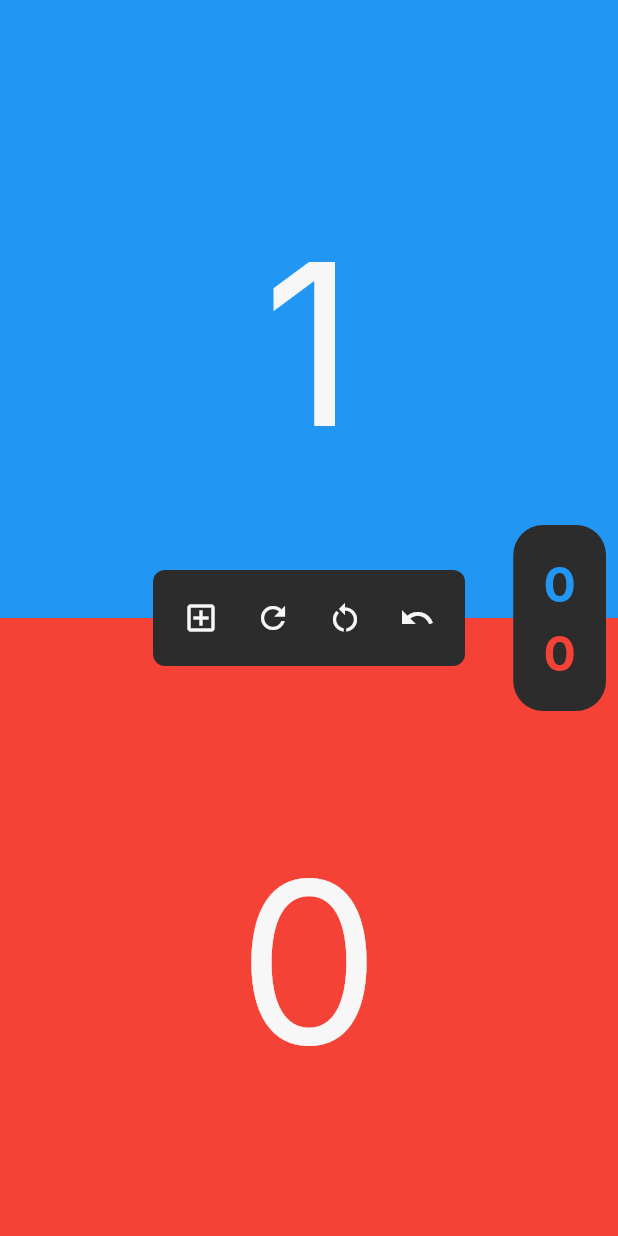
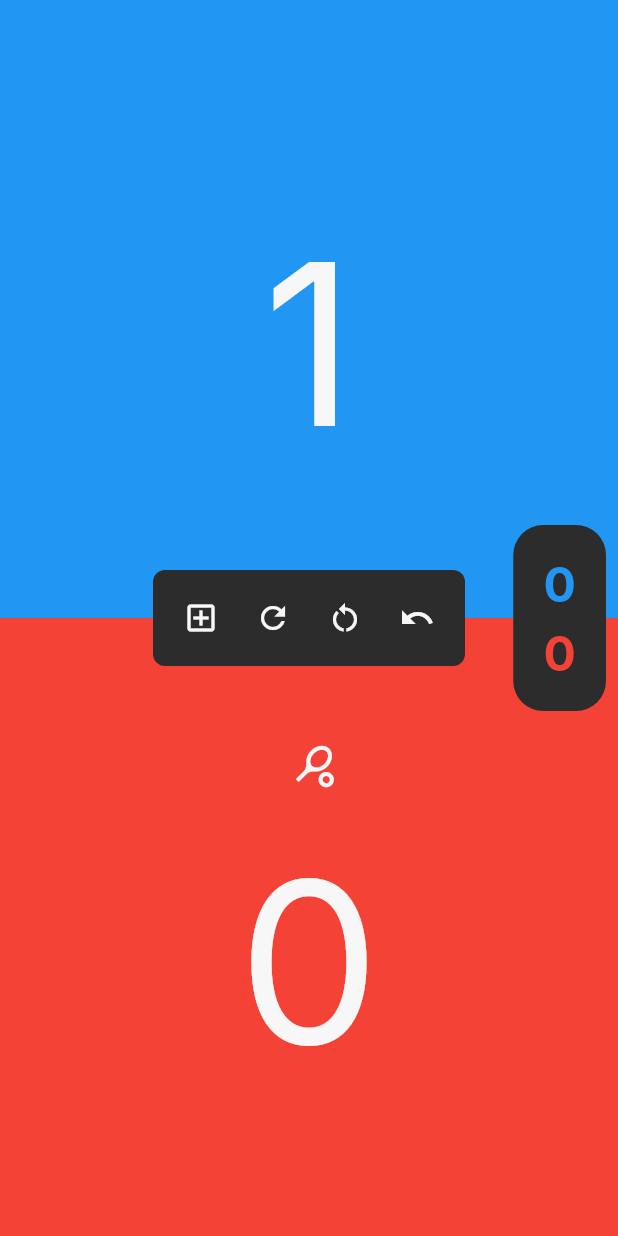
Before and after one commit to Edgarbri26/marcadorApp-flutter, a Flutter app: the MarcadorVerticalPage screen opened by its route, after a tap on an icon or button, on a phone screen of 412 x 824 dp. Run offline on Flutter 3.47's test engine with Material 3 defaults, Android fonts, the light colour scheme and no system bars; our stand-ins replace dropdown_search, shared_preferences; accounts and stored records are empty; Roboto replaces fonts that are missing (Inter).

Commit message:
implementado el saque

```diff
--- a/lib/app.dart
+++ b/lib/app.dart
@@ -1,11 +1,12 @@
 import 'package:flutter/material.dart';
 import 'package:marcador/config/app_routes.dart';
-import 'package:marcador/pages/amistoso_page.dart';
 import 'package:marcador/pages/marcador_vertical_page.dart';
 import 'package:marcador/pages/settings_page.dart';
+import 'package:marcador/services/marker.dart';
 
 class MyApp extends StatelessWidget {
-  const MyApp({super.key});
+  MyApp({super.key});
+  Marker marker = Marker();
 
   @override
   Widget build(BuildContext context) {
@@ -17,14 +18,16 @@ class MyApp extends StatelessWidget {
         switch (settings.name) {
           case AppRoutes.settings:
             return MaterialPageRoute(
-              builder: (context) => const SettingsPage(),
+              builder: (context) => SettingsPage(marker: marker),
             );
           case AppRoutes.marcadorVertical:
             return MaterialPageRoute(
-              builder: (context) => const MarcadorVerticalPage(),
+              builder: (context) => MarcadorVerticalPage(marker: marker),
             );
           default:
-            return MaterialPageRoute(builder: (context) => SettingsPage());
+            return MaterialPageRoute(
+              builder: (context) => SettingsPage(marker: marker),
+            );
         }
       },
       // home: GameSettingsPage(),
--- a/lib/main.dart
+++ b/lib/main.dart
@@ -2,7 +2,7 @@ import 'package:flutter/material.dart';
 import 'package:marcador/app.dart';
 
 void main() {
-  runApp(const MyApp());
+  runApp( MyApp());
 }
 
 
--- /dev/null
+++ b/lib/models/take_out.dart
@@ -0,0 +1,65 @@
+class TakeOut {
+  bool player1 = false;
+  bool player2 = false;
+  bool difference = false;
+  int counter = 0;
+
+  void init(int numPlayer) {
+    if (numPlayer == 1) {
+      player1 = true;
+    } else {
+      player2 = true;
+    }
+  }
+
+  void incremen(int numPlayer) {
+    if (counter == 0 && !player1 && !player2) {
+      init(numPlayer);
+    }
+    counter++;
+    verifyChange();
+  }
+
+  void decremen() {
+    if (counter == 0) {
+      if (player1) {
+        player1 = false;
+        player2 = true;
+      } else {
+        player1 = true;
+        player2 = false;
+      }
+      return;
+    }
+
+    counter--;
+  }
+
+  void verifyChange() {
+    if (counter == 2 && !difference) {
+      counter = 0;
+      if (player1) {
+        player1 = false;
+        player2 = true;
+      } else {
+        player1 = true;
+        player2 = false;
+      }
+    } else {
+      if (player1) {
+        player1 = false;
+        player2 = true;
+      } else {
+        player1 = true;
+        player2 = false;
+      }
+    }
+  }
+
+  void reset() {
+    player1 = false;
+    player2 = false;
+    difference = false;
+    counter = 0;
+  }
+}
--- a/lib/pages/marcador_vertical_page.dart
+++ b/lib/pages/marcador_vertical_page.dart
@@ -1,13 +1,15 @@
 import 'package:flutter/material.dart';
 import 'package:marcador/design/my_colors.dart';
 import 'package:marcador/design/spacing.dart';
-import 'package:marcador/services/marcador.dart';
+import 'package:marcador/models/take_out.dart';
+import 'package:marcador/services/marker.dart';
 import 'package:marcador/widget/center_buttons.dart';
 import 'package:marcador/widget/player_game_area.dart';
 import 'package:shared_preferences/shared_preferences.dart';
 
 class MarcadorVerticalPage extends StatefulWidget {
-  const MarcadorVerticalPage({super.key});
+  final Marker marker;
+  const MarcadorVerticalPage({super.key, required this.marker});
 
   @override
   State<MarcadorVerticalPage> createState() => _MarcadorVerticalPageState();
@@ -17,24 +19,7 @@ class MarcadorVerticalPage extends StatefulWidget {
 class _MarcadorVerticalPageState extends State<MarcadorVerticalPage> {
   String _player1Name = 'Jugador 1';
   String _player2Name = 'Jugador 2';
-  Marcador marcador = Marcador();
-
-  // _scoreHistoryUndo() {
-  //   if (_scoreHistory.isNotEmpty) {
-  //     int lastScore = _scoreHistory.removeLast();
-  //     if (lastScore == 1 && _player1Score > 0) {
-  //       _player1Score--;
-  //     } else if (lastScore == 2 && _player2Score > 0) {
-  //       _player2Score--;
-  //     }
-
-  //     if (lastScore == -1 && _player1Score < _targetPoints) {
-  //       _player1Score++;
-  //     } else if (lastScore == -2 && _player2Score < _targetPoints) {
-  //       _player2Score++;
-  //     }
-  //   }
-  // }
+  TakeOut takeOut = TakeOut();
 
   @override
   void initState() {
@@ -48,85 +33,28 @@ class _MarcadorVerticalPageState extends State<MarcadorVerticalPage> {
     setState(() {
       _player1Name = prefs.getString('player1') ?? '';
       _player2Name = prefs.getString('player2') ?? '';
-      marcador.targetPoints = prefs.getInt('points') ?? 7;
-      marcador.targetSets = prefs.getInt('sets') ?? 1;
+      widget.marker.targetPoints = prefs.getInt('points') ?? 7;
+      widget.marker.targetSets = prefs.getInt('sets') ?? 1;
     });
   }
 
-  // @override
-  // void initState() {
-  //   super.initState();
-  //   // Forzar la orientación de la pantalla a horizontal al entrar
-  //   SystemChrome.setPreferredOrientations([
-  //     DeviceOrientation.landscapeLeft,
-  //     DeviceOrientation.landscapeRight,
-  //   ]);
-  // }
-
-  // @override
-  // void dispose() {
-  //   // Volver a la orientación vertical por defecto al salir
-  //   SystemChrome.setPreferredOrientations([
-  //     DeviceOrientation.portraitUp,
-  //     DeviceOrientation.portraitDown,
-  //   ]);
-  //   super.dispose();
-  // }
-
-  // void incrementScore(int player) {
-  //   setState(() {
-  //     if (player == 1) {
-  //       _player1Score++;
-  //     } else {
-  //       _player2Score++;
-  //     }
-  //     _scoreHistoryAdd(player);
-  //     _checkWinCondition();
-  //   });
-  // }
-
   void _checkWinCondition() {
-    if (marcador.player1Score >= marcador.targetPoints &&
-        marcador.player1Score >= marcador.player2Score + 2) {
-      marcador.incrementSet(1);
-      marcador.resetScores();
+    if (widget.marker.player1Score >= widget.marker.targetPoints &&
+        widget.marker.player1Score >= widget.marker.player2Score + 2) {
+      widget.marker.incrementSet(1);
+      widget.marker.resetScores();
       _showSetWinnerDialog(_player1Name);
-    } else if (marcador.player2Score >= marcador.targetPoints &&
-        marcador.player2Score >= marcador.player1Score + 2) {
-      marcador.incrementSet(2);
+    } else if (widget.marker.player2Score >= widget.marker.targetPoints &&
+        widget.marker.player2Score >= widget.marker.player1Score + 2) {
+      widget.marker.incrementSet(2);
       _showSetWinnerDialog(_player2Name);
-      marcador.resetScores();
+      widget.marker.resetScores();
+    }
+    if (widget.marker.player1Score >= widget.marker.targetPoints ||
+        widget.marker.player2Score >= widget.marker.targetPoints) {
+      takeOut.difference = true;
     }
   }
-
-  // void decrementScore(int player) {
-  //   setState(() {
-  //     if (player == 1 && _player1Score > 0) {
-  //       _player1Score--;
-  //     } else if (player == 2 && _player2Score > 0) {
-  //       _player2Score--;
-  //     }
-  //     _scoreHistoryAdd(-player);
-  //   });
-  // }
-
-  // void _resetScores() {
-  //   setState(() {
-  //     _player1Score = 0;
-  //     _player2Score = 0;
-  //     _scoreHistory.clear();
-  //   });
-  // }
-
-  // void _resetAll() {
-  //   setState(() {
-  //     _player1Score = 0;
-  //     _player2Score = 0;
-  //     _player1Sets = 0;
-  //     _player2Sets = 0;
-  //     _scoreHistory.clear();
-  //   });
-  // }
 
   void _showSetWinnerDialog(String winner) {
     showDialog(
@@ -135,7 +63,7 @@ class _MarcadorVerticalPageState extends State<MarcadorVerticalPage> {
         return AlertDialog(
           title: Text('¡Set para $winner!'),
           content: Text(
-            'El set ha terminado, el marcador de sets es: ${marcador.player1Sets} - ${marcador.player2Sets}.',
+            'El set ha terminado, el marcador de sets es: ${widget.marker.player1Sets} - ${widget.marker.player2Sets}.',
           ),
           actions: <Widget>[
             TextButton(
@@ -153,15 +81,17 @@ class _MarcadorVerticalPageState extends State<MarcadorVerticalPage> {
 
   void _checkMatchWinner() {
     String? matchWinner;
-    if (marcador.player1Sets == (marcador.targetSets - 1) / 2 + 1) {
+    if (widget.marker.player1Sets == (widget.marker.targetSets - 1) / 2 + 1) {
       matchWinner = _player1Name;
-    } else if (marcador.player2Sets == (marcador.targetSets - 1) / 2 + 1) {
+    } else if (widget.marker.player2Sets ==
+        (widget.marker.targetSets - 1) / 2 + 1) {
       matchWinner = _player2Name;
     }
 
     if (matchWinner != null) {
       setState(() {
-        marcador.resetAll();
+        widget.marker.resetAll();
+        takeOut.reset();
       });
       _showMatchWinnerDialog(matchWinner);
     }
@@ -197,38 +127,44 @@ class _MarcadorVerticalPageState extends State<MarcadorVerticalPage> {
             children: [
               Expanded(
                 child: PlayerGameArea(
+                  takeOut: takeOut.player1,
                   playerName: _player1Name,
                   playerNumber: 1,
-                  playerScore: marcador.player1Score,
+                  playerScore: widget.marker.player1Score,
                   backgroundColor: MyColors.secundary,
                   onIncrement: () {
                     setState(() {
-                      marcador.incrementScore(1);
+                      widget.marker.incrementScore(1);
+                      takeOut.incremen(1);
                       _checkWinCondition();
                     });
                   },
                   onDecrement: () {
                     setState(() {
-                      marcador.decrementScore(1);
+                      widget.marker.decrementScore(1);
+                      takeOut.decremen();
                     });
                   },
                 ),
               ),
               Expanded(
                 child: PlayerGameArea(
+                  takeOut: takeOut.player2,
                   playerName: _player2Name,
                   playerNumber: 2,
-                  playerScore: marcador.player2Score,
+                  playerScore: widget.marker.player2Score,
                   backgroundColor: MyColors.primary,
                   onIncrement: () {
                     setState(() {
-                      marcador.incrementScore(2);
+                      widget.marker.incrementScore(2);
+                      takeOut.incremen(2);
                     });
                     _checkWinCondition();
                   },
                   onDecrement: () {
                     setState(() {
-                      marcador.decrementScore(2);
+                      widget.marker.decrementScore(2);
+                      takeOut.decremen();
                     });
                   },
                 ),
@@ -240,15 +176,17 @@ class _MarcadorVerticalPageState extends State<MarcadorVerticalPage> {
             child: CenterButtons(
               onResetScores:
                   () => setState(() {
-                    marcador.resetScores();
+                    widget.marker.resetScores();
+                    takeOut.reset();
                   }),
               onResetAll:
                   () => setState(() {
-                    marcador.resetAll();
+                    widget.marker.resetAll();
+                    takeOut.reset();
                   }),
               onUndo: () {
                 setState(() {
-                  marcador.scoreHistoryUndo();
+                  widget.marker.scoreHistoryUndo();
                 });
               },
             ),
@@ -269,7 +207,7 @@ class _MarcadorVerticalPageState extends State<MarcadorVerticalPage> {
                 mainAxisSize: MainAxisSize.min,
                 children: [
                   Text(
-                    '${marcador.player1Sets}',
+                    '${widget.marker.player1Sets}',
                     style: TextStyle(
                       fontFamily: 'Inter',
                       fontSize: 32,
@@ -279,7 +217,7 @@ class _MarcadorVerticalPageState extends State<MarcadorVerticalPage> {
                   ),
 
                   Text(
-                    '${marcador.player2Sets}',
+                    '${widget.marker.player2Sets}',
                     style: TextStyle(
                       fontFamily: 'Inter',
                       fontSize: 32,
--- a/lib/services/marcador.dart
+++ b/lib/services/marker.dart
@@ -1,4 +1,4 @@
-class Marcador {
+class Marker {
   int player1Score = 0;
   int player2Score = 0;
   int player1Sets = 0;
@@ -7,7 +7,7 @@ class Marcador {
   int targetSets = 1;
   List<int> scoreHistory = [];
 
-  Marcador();
+  Marker();
 
   scoreHistoryAdd(int nJugador) {
     scoreHistory.add(nJugador);
--- a/lib/widget/player_game_area.dart
+++ b/lib/widget/player_game_area.dart
@@ -1,5 +1,7 @@
 import 'package:flutter/material.dart';
 import 'package:marcador/design/my_colors.dart';
+import 'package:marcador/design/spacing.dart';
+import 'package:marcador/models/take_out.dart';
 
 class PlayerGameArea extends StatefulWidget {
   final int playerScore;
@@ -8,6 +10,7 @@ class PlayerGameArea extends StatefulWidget {
   final Function onIncrement;
   final Function onDecrement;
   final String playerName;
+  final bool takeOut;
   const PlayerGameArea({
     super.key,
     required this.playerScore,
@@ -16,6 +19,7 @@ class PlayerGameArea extends StatefulWidget {
     required this.onDecrement,
     required this.playerNumber,
     required this.playerName,
+    required this.takeOut,
   });
 
   @override
@@ -36,7 +40,12 @@ class _PlayerGameAreaState extends State<PlayerGameArea> {
           crossAxisAlignment: CrossAxisAlignment.center,
           mainAxisAlignment: MainAxisAlignment.center,
           children: [
-            Text(
+            Row(
+              mainAxisAlignment: MainAxisAlignment.center,
+              children: [
+                Padding(
+                  padding: const EdgeInsets.only(right: Spacing.sm),
+                  child: Text(
                     widget.playerName,
                     style: TextStyle(
                       fontFamily: 'Libertinus Keyboard',
@@ -45,7 +54,16 @@ class _PlayerGameAreaState extends State<PlayerGameArea> {
                       fontWeight: FontWeight.bold,
                     ),
                   ),
-
+                ),
+                widget.takeOut
+                    ? Icon(
+                      Icons.sports_tennis,
+                      color: MyColors.lightGray,
+                      size: 30,
+                    )
+                    : SizedBox(),
+              ],
+            ),
             Text(
               widget.playerScore.toString(),
               style: TextStyle(
```
Also changed, not shown: lib/pages/settings_page.dart (+6 -2 lines), 1 other file. Lines whose indentation alone changed are shown as unchanged.
